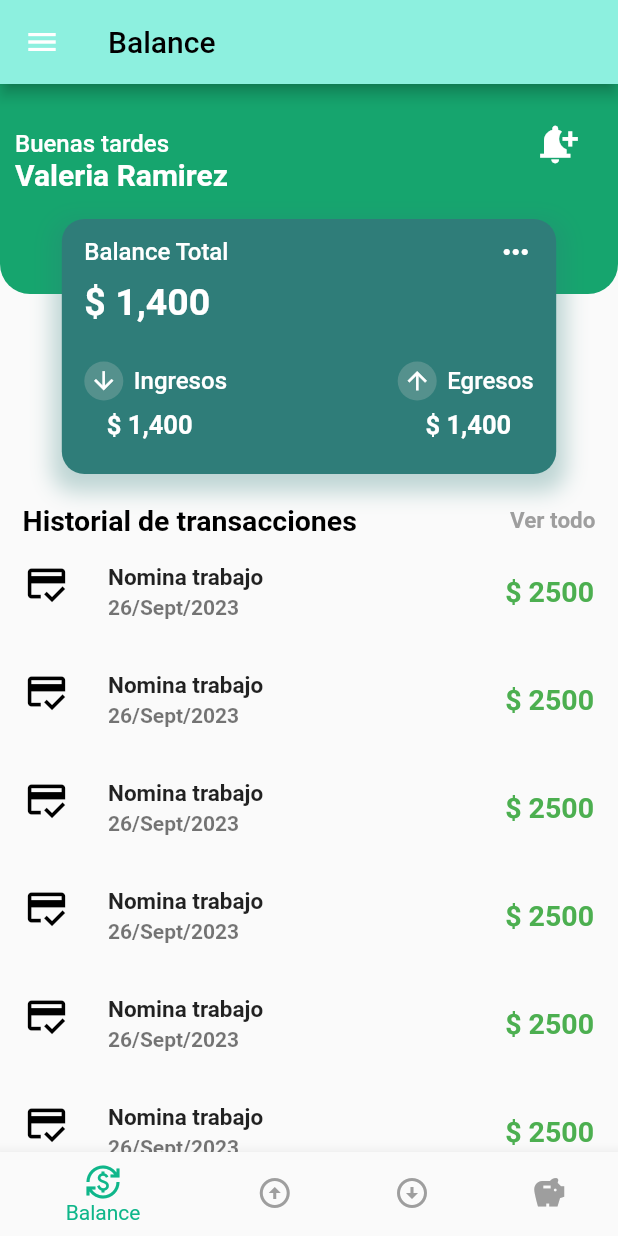
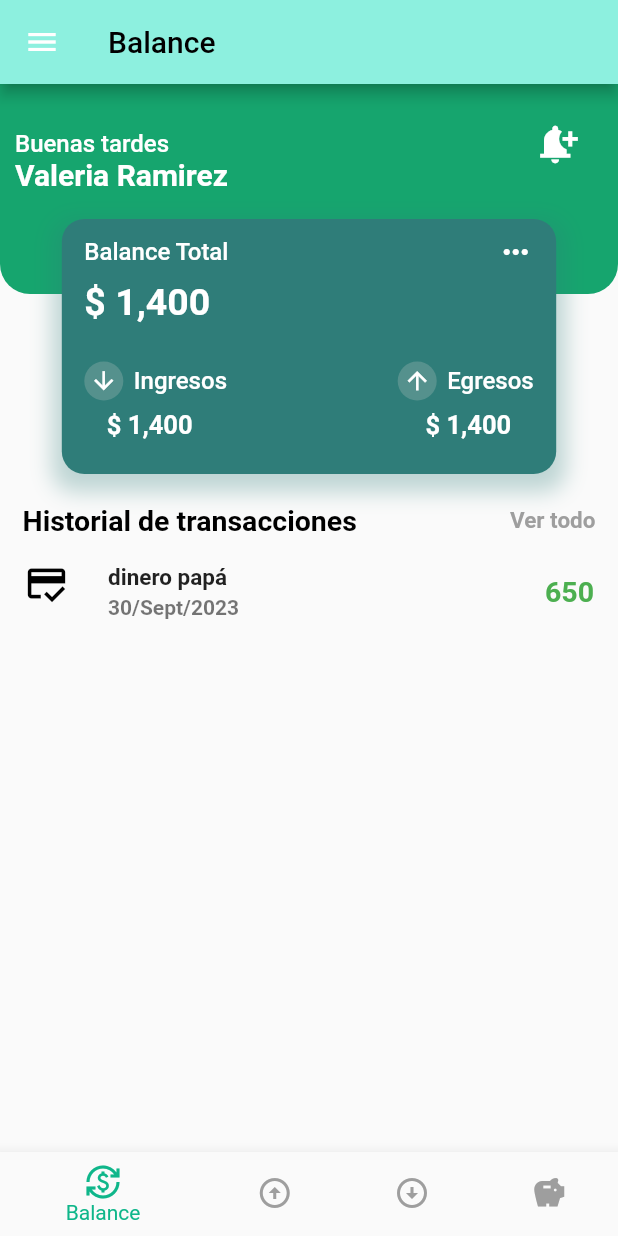
Before and after one commit to valrmzl/ProyectoMovilesVNS, a Flutter app: the LoginPage screen opened directly, after a tap on "Login", on a phone screen of 412 x 824 dp. Run offline on Flutter 3.47's test engine with Material 2 defaults, Android fonts, the phone set to English and light mode, and no system bars; our stand-ins replace carousel_slider; network calls fail.

Commit message:
balance en base a la cantidad de elementos

```diff
--- a/lib/Screens/balance.dart
+++ b/lib/Screens/balance.dart
@@ -1,5 +1,6 @@
 import 'package:flutter/material.dart';
 import 'package:carousel_slider/carousel_slider.dart';
+import 'package:proyecto_vsn/data/list_dummy.dart';
 
 class Balance extends StatelessWidget {
   const Balance({Key? key}) : super(key: key);
@@ -38,21 +39,21 @@ class Balance extends StatelessWidget {
                 leading: ClipRRect(
                     borderRadius: BorderRadius.circular(5),
                     child: Icon(
-                      Icons.credit_score_outlined,
+                       geter()[index].icono,
                       size: 30,
                       color: Colors.black,
                     )),
-                title: Text("Nomina trabajo",
+                title: Text(geter()[index].concepto!,
                     style: TextStyle(
                       fontWeight: FontWeight.w600,
                       fontSize: 15,
                     )),
-                subtitle: Text("26/Sept/2023",
+                subtitle: Text(geter()[index].fecha!,
                     style: TextStyle(
                       fontWeight: FontWeight.w600,
                     )),
                 trailing: Text(
-                  '\$ 2500',
+                  geter()[index].fee!,
                   style: TextStyle(
                       fontWeight: FontWeight.w600,
                       fontSize: 19,
@@ -60,6 +61,7 @@ class Balance extends StatelessWidget {
                 ),
               );
             },
+            childCount: geter().length
           ))
         ],
       )),
--- a/lib/data/list_dummy.dart
+++ b/lib/data/list_dummy.dart
@@ -1,7 +1,11 @@
 
+import 'package:flutter/material.dart';
 import 'package:proyecto_vsn/data/dummy.dart';
 List<money> geter(){
   money dad= money();
-  dad.nombre = 'dinero papá';
-  return [];
+  dad.concepto = 'dinero papá';
+  dad.fecha = "30/Sept/2023";
+  dad.fee = '650';
+  dad.icono =Icons.credit_score_outlined;
+  return [dad];
 }
--- a/lib/main.dart
+++ b/lib/main.dart
@@ -12,6 +12,6 @@ void main() => runApp(
         color:Color.fromARGB(255, 47, 125, 121),
       ),
     ),
-    home: Welcome(),
+    home: HomePage(),
   ),
 );
```
Also changed, not shown: lib/data/dummy.dart (+5 -2 lines).
